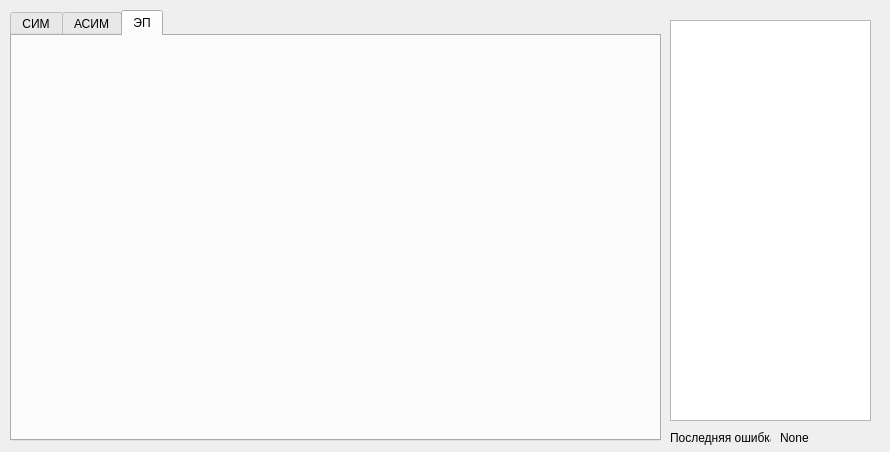
Before: the Qt Designer form mainwindow.ui in suiljex/cryptoapi_lab, drawn with Qt 5.
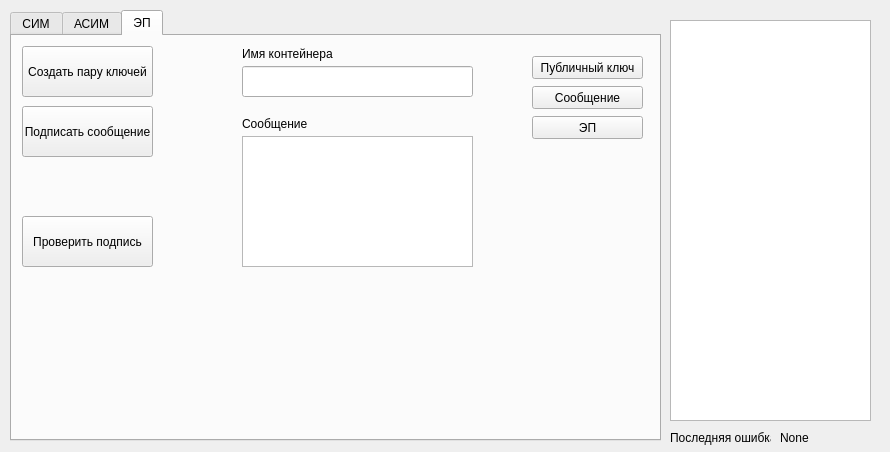
After: the same form once the commit is applied. The open tabs and pages were chosen to show the change.

Commit message: ADD Электронная подпись

What changed in the file:
```diff
--- a/mainwindow.ui
+++ b/mainwindow.ui
@@ -334,6 +334,130 @@
      <attribute name="title">
       <string>ЭП</string>
      </attribute>
+     <widget class="QPushButton" name="pushButton_11">
+      <property name="geometry">
+       <rect>
+        <x>10</x>
+        <y>10</y>
+        <width>131</width>
+        <height>51</height>
+       </rect>
+      </property>
+      <property name="text">
+       <string>Создать пару ключей</string>
+      </property>
+     </widget>
+     <widget class="QPushButton" name="pushButton_12">
+      <property name="geometry">
+       <rect>
+        <x>10</x>
+        <y>70</y>
+        <width>131</width>
+        <height>51</height>
+       </rect>
+      </property>
+      <property name="text">
+       <string>Подписать сообщение</string>
+      </property>
+     </widget>
+     <widget class="QPushButton" name="pushButton_13">
+      <property name="geometry">
+       <rect>
+        <x>10</x>
+        <y>180</y>
+        <width>131</width>
+        <height>51</height>
+       </rect>
+      </property>
+      <property name="text">
+       <string>Проверить подпись</string>
+      </property>
+     </widget>
+     <widget class="QTextEdit" name="textEdit_5">
+      <property name="geometry">
+       <rect>
+        <x>230</x>
+        <y>100</y>
+        <width>231</width>
+        <height>131</height>
+       </rect>
+      </property>
+     </widget>
+     <widget class="QLabel" name="label_9">
+      <property name="geometry">
+       <rect>
+        <x>230</x>
+        <y>80</y>
+        <width>231</width>
+        <height>16</height>
+       </rect>
+      </property>
+      <property name="text">
+       <string>Сообщение</string>
+      </property>
+     </widget>
+     <widget class="QLineEdit" name="lineEdit_3">
+      <property name="geometry">
+       <rect>
+        <x>230</x>
+        <y>30</y>
+        <width>231</width>
+        <height>31</height>
+       </rect>
+      </property>
+     </widget>
+     <widget class="QLabel" name="label_10">
+      <property name="geometry">
+       <rect>
+        <x>230</x>
+        <y>10</y>
+        <width>151</width>
+        <height>16</height>
+       </rect>
+      </property>
+      <property name="text">
+       <string>Имя контейнера</string>
+      </property>
+     </widget>
+     <widget class="QPushButton" name="pushButton_14">
+      <property name="geometry">
+       <rect>
+        <x>520</x>
+        <y>50</y>
+        <width>111</width>
+        <height>23</height>
+       </rect>
+      </property>
+      <property name="text">
+       <string>Сообщение</string>
+      </property>
+     </widget>
+     <widget class="QPushButton" name="pushButton_15">
+      <property name="geometry">
+       <rect>
+        <x>520</x>
+        <y>20</y>
+        <width>111</width>
+        <height>23</height>
+       </rect>
+      </property>
+      <property name="text">
+       <string>Публичный ключ</string>
+      </property>
+     </widget>
+     <widget class="QPushButton" name="pushButton_16">
+      <property name="geometry">
+       <rect>
+        <x>520</x>
+        <y>80</y>
+        <width>111</width>
+        <height>23</height>
+       </rect>
+      </property>
+      <property name="text">
+       <string>ЭП</string>
+      </property>
+     </widget>
     </widget>
    </widget>
    <widget class="QLabel" name="label_7">
```
Left out of the diff: 2 changed lines with no effect on the pictures. The commit also changes 2 other files.
